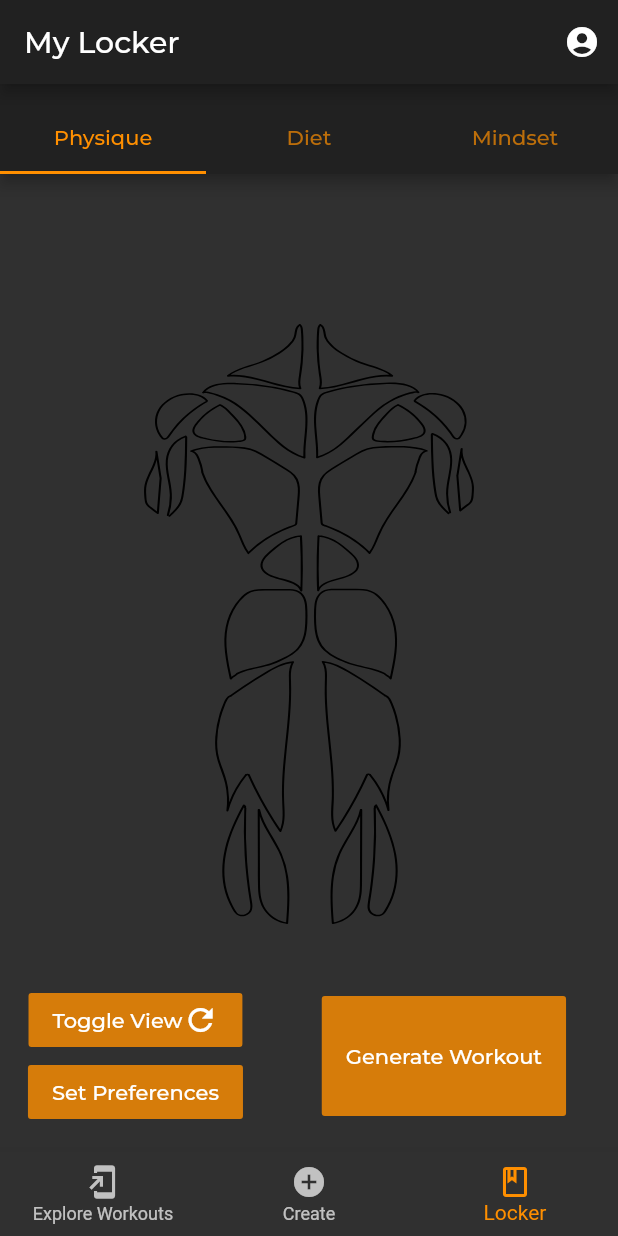
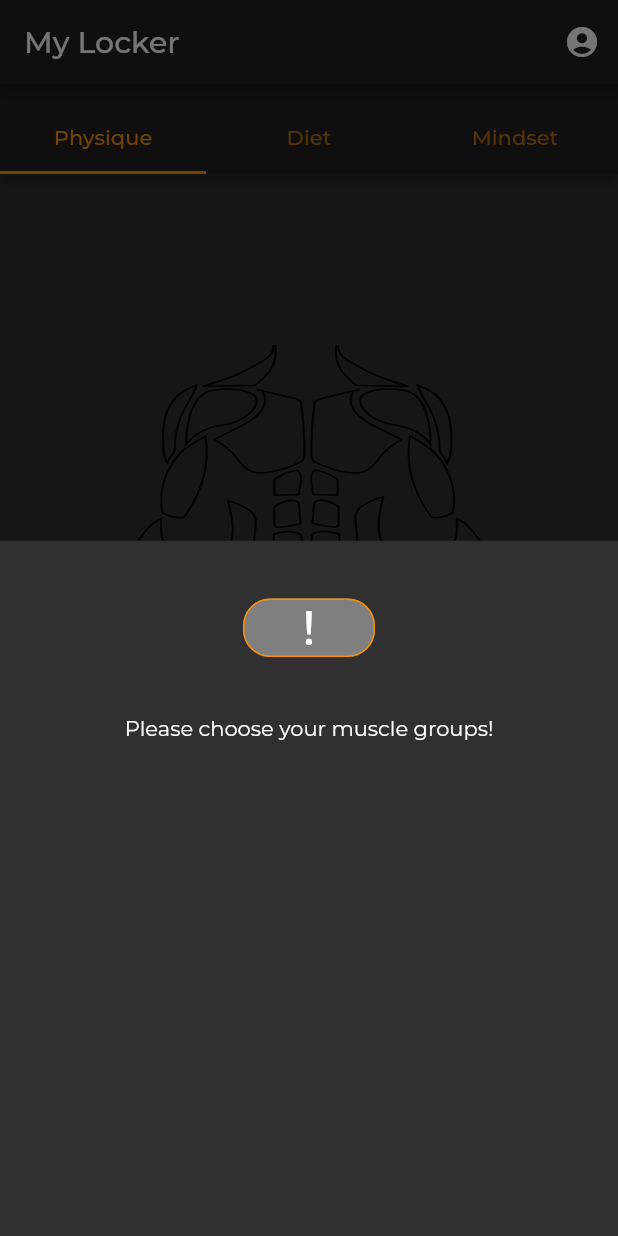
Before and after one commit to jamesrhyspotter/Transform.io, a Flutter app: the screen it shows after launch, item 3 of the bottom bar chosen, after a tap on "Generate Workout", on a phone screen of 412 x 824 dp. Run offline on Flutter 3.47's test engine with Material 2 defaults, Android fonts, the phone set to English and light mode, and no system bars; our stand-ins replace flutter_swiper, google_fonts, shared_preferences, slide_to_act; missing offline and left inert: speed_dial.

Commit message:
Internal stuff

```diff
--- a/lib/components/pillButtonRow.dart
+++ b/lib/components/pillButtonRow.dart
@@ -2,7 +2,8 @@
 
 import 'package:flutter/material.dart';
 import 'package:provider/provider.dart';
-import 'package:transform_dot_io/providers/create_workout_provider.dart';
+import 'package:transform_dot_io/providers/workout_preferences_provider.dart';
+import 'package:transform_dot_io/providers/physique_screen_provider.dart';
 
 // ignore: must_be_immutable
 class PillButtonRow extends StatelessWidget {
@@ -17,7 +18,7 @@
   Widget build(BuildContext context) {
     double height = MediaQuery.of(context).size.height;
 
-    return Consumer<WorkoutScreenProvider>(
+    return Consumer<PhysiqueScreenProvider>(
       builder: (context, workoutProvider, child){
         return Container(
           margin: EdgeInsets.symmetric(vertical: 20.0),
--- a/lib/providers/physique_screen_provider.dart
+++ b/lib/providers/physique_screen_provider.dart
@@ -2,11 +2,14 @@
 import 'package:provider/provider.dart';
 import 'package:transform_dot_io/assets/a_chain_diagram.dart';
 import 'package:transform_dot_io/assets/p_chain_diagram.dart';
+import 'package:shared_preferences/shared_preferences.dart';
+
 
 class PhysiqueScreenProvider with ChangeNotifier {
 
   //FEATURES -------------------------------------------------------------------
 
+  //Variables for Physique Screen
   List<String> selectedMuscleList = [];
   CustomPainter pChainDiagram = PosteriorChainDiagram(highlightedMuscles: []);
   CustomPainter aChainDiagram = AnteriorChainDiagram(highlightedMuscles: []);
@@ -17,12 +20,44 @@
   bool frontFacing = true;
   bool switched = false;
 
+  //Variables for Preference Screen
+  final List<String> disciplinesList = [
+    'Strength',
+    'Hypertrophy',
+    'Endurance',
+  ];
+
+  final List<String> equipmentList = [
+    'Bodyweight',
+    'Dumbbell',
+    'Barbell',
+    'Resistance Bands',
+    'Machines',
+  ];
+
+  double sliderValue = 3;
+
+  //MUTABLE LISTS
+  List<String> _selectedButtons = [];
+
+  //COLORS
+  List<Color> unselectedButtonColors = [
+    Colors.blue.withOpacity(0.05),
+    Colors.black.withOpacity(0.05),
+    Colors.white10
+  ];
+  List<Color> selectedButtonColors = [
+    Colors.amber[800],
+    Colors.black12,
+    Colors.white
+  ];
+
 
   //GETTERS AND SETTERS -------------------------------------------------------
   double get xDimension => _xDimension;
   double get yDimension => _yDimension;
 
-  //METHODS -------------------------------------------------------------------
+  //METHODS FOR VIEWING DIAGRAM -------------------------------------------------------------------
 
   toggleView(){
     if(switched){
@@ -42,8 +77,6 @@
 
     notifyListeners();
   }
-
-
 
   selectMuscle(double xCoord, double yCoord){
 
@@ -132,4 +165,47 @@
     }
   }
 
+  //METHODS FOR PREFERENCES
+  void setSlider(double value) {
+    sliderValue = value;
+    notifyListeners();
+  }
+
+  void handleButtonTap(String value) {
+
+    if (_selectedButtons.contains(value)) {
+      _selectedButtons.remove(value);
+    } else {
+      _selectedButtons.add(value);
+    }
+    print(_selectedButtons);
+    notifyListeners();
+  }
+
+  List<Color> getColor(String value) {
+    if (!_selectedButtons.contains(value)) {
+      return unselectedButtonColors;
+    } else {
+      return selectedButtonColors;
+    }
+
+  }
+
+  List<String> preferences = [];
+
+  void savePreferences(){
+    print('Saving preferences');
+    print(_selectedButtons);
+    preferences.addAll(_selectedButtons);
+    print(preferences);
+  }
+
+  //METHODS FOR GENERATING WORKOUT
+
+  void generateWorkout(){
+    print('Generating workout');
+    print(_selectedButtons.toString());
+    print(selectedMuscleList.toString());
+  }
+
 }
--- a/lib/providers/create_workout_provider.dart
+++ b/lib/providers/workout_preferences_provider.dart
@@ -1,7 +1,7 @@
 import 'package:flutter/material.dart';
 import 'package:transform_dot_io/models/WorkoutModel.dart';
 
-class WorkoutScreenProvider with ChangeNotifier {
+class WorkoutPreferencesProvider with ChangeNotifier {
 
 
   //WORKOUT OBJECT
--- a/lib/screens/create_screens/create_screen.dart
+++ b/lib/screens/create_screens/create_screen.dart
@@ -1,8 +1,8 @@
 import 'package:flutter/material.dart';
 import 'package:google_fonts/google_fonts.dart';
 import 'package:transform_dot_io/components/action_button.dart';
-import 'package:transform_dot_io/screens/create_screens/workout_generator/workout_now_screen.dart';
-import 'package:transform_dot_io/screens/locker_screens/physique_screen.dart';
+import 'package:transform_dot_io/screens/create_screens/workout_generator/workout_preference_screen.dart';
+import 'package:transform_dot_io/screens/create_screens/workout_generator/physique_screen.dart';
 
 class CreateScreen extends StatelessWidget {
   String title = 'Create';
--- a/lib/screens/locker_screens/physique_screen.dart
+++ b/lib/screens/create_screens/workout_generator/physique_screen.dart
@@ -3,10 +3,12 @@
 import 'package:provider/provider.dart';
 import 'package:transform_dot_io/assets/p_chain_diagram.dart';
 import 'package:transform_dot_io/assets/a_chain_diagram.dart';
+import 'package:transform_dot_io/components/heading2.dart';
+import 'package:transform_dot_io/components/heading3.dart';
 import 'package:transform_dot_io/components/pillButtonRow.dart';
 import 'package:transform_dot_io/providers/physique_screen_provider.dart';
 import 'package:speed_dial/speed_dial.dart';
-import 'package:transform_dot_io/screens/create_screens/workout_generator/workout_now_screen.dart';
+import 'package:transform_dot_io/screens/create_screens/workout_generator/workout_preference_screen.dart';
 
 class PhysiqueScreen extends StatelessWidget {
 
@@ -100,15 +102,10 @@
               ],
             ),
             floatingActionButton: Row(
-              mainAxisAlignment: MainAxisAlignment.spaceAround,
+              mainAxisAlignment: MainAxisAlignment.spaceEvenly,
               crossAxisAlignment: CrossAxisAlignment.end,
               children: [
-                Padding(
-                  padding: const EdgeInsets.only(left: 24.0),
-                  child: Column(
-                    mainAxisAlignment: MainAxisAlignment.end,
-                    children: [
-                      // ignore: deprecated_member_use
+              SizedBox(width: 10,),
                 FlatButton(
                     color: Colors.amber[800].withOpacity(0.8),
                     minWidth: 100,
@@ -120,26 +117,40 @@
                     Icon(Icons.refresh),
                   ],
                 )),
+                SizedBox(width: 10,),
                 FlatButton(
                     color: Colors.amber[800].withOpacity(0.8),
                     onPressed: (){
-                            showModalBottomSheet(context: context, builder: (BuildContext context){
-                              return WorkoutNowScreen();
-                            });
-                          }, child: Text('Set Preferences', style: GoogleFonts.montserrat(),)),],
+                      showModalBottomSheet(isDismissible: true, context: context, builder: (BuildContext context){
+                        if(physiqueScreenProvider.selectedMuscleList.length > 0){
+                          return WorkoutPreferenceScreen();
+                        }
+                        return Column(
+                          mainAxisAlignment: MainAxisAlignment.start,
+                          children: [
+                            Padding(
+                              padding: const EdgeInsets.all(8.0),
+                              child: Container(
+                                height: 100,
+                                width: 100,
+                                child: Center(
+                                    child: RaisedButton(
+                                        shape: RoundedRectangleBorder(
+                                            borderRadius: BorderRadius.circular(18.0),
+                                            side: BorderSide(color: Colors.amber[800])),
+                                        child: Text('!', style: GoogleFonts.montserrat(fontSize: 32, color: Colors.white)))),
                               ),
                             ),
-                SizedBox(width: 10,),
+                            Text('Please choose your muscle groups!', style: GoogleFonts.montserrat(),),
+                          ],
+                        );
+                      }
+                      );
+                    }, child: Text('Generate Workout', style: GoogleFonts.montserrat(),)
+                ),
 
-                Padding(
-                  padding: const EdgeInsets.only(right: 8.0, bottom: 8.0),
-                  child: FlatButton(
-                    height: 80,
-                      color: Colors.amber[800].withOpacity(0.8),
-                      onPressed: (){
-                    physiqueScreenProvider.toggleView();
-                  }, child: Text('Generate Workout', style: GoogleFonts.montserrat(),)),
-                ),
+
+
               ],
             ),
           );
--- a/lib/screens/locker_screens/my_locker_screen.dart
+++ b/lib/screens/locker_screens/my_locker_screen.dart
@@ -1,7 +1,7 @@
 import 'package:flutter/material.dart';
 import 'package:google_fonts/google_fonts.dart';
 import 'package:transform_dot_io/components/action_button.dart';
-import 'package:transform_dot_io/screens/locker_screens/physique_screen.dart';
+import 'package:transform_dot_io/screens/create_screens/workout_generator/physique_screen.dart';
 
 class MyLockerScreen extends StatelessWidget {
   final String title = 'My Locker';
--- a/pubspec.yaml
+++ b/pubspec.yaml
@@ -25,6 +25,7 @@
   slide_to_act: ^2.0.1
   flutter_svg: ^0.19.3
   speed_dial: ^0.0.1
+  shared_preferences: ^2.0.5
 
 
 dev_dependencies:
```
Also changed, not shown: lib/screens/create_screens/workout_generator/workout_now_screen.dart (deleted, +0 -95 lines), lib/screens/create_screens/workout_generator/workout_preference_screen.dart (added, +82 -0 lines), pubspec.lock. Lines whose indentation alone changed are shown as unchanged.
